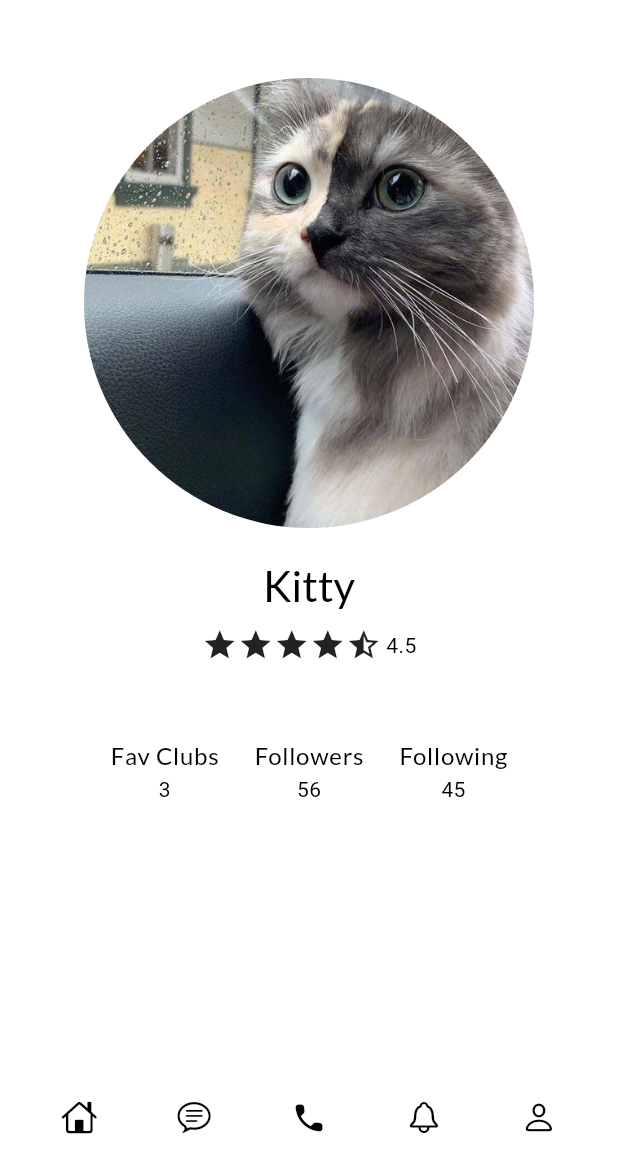
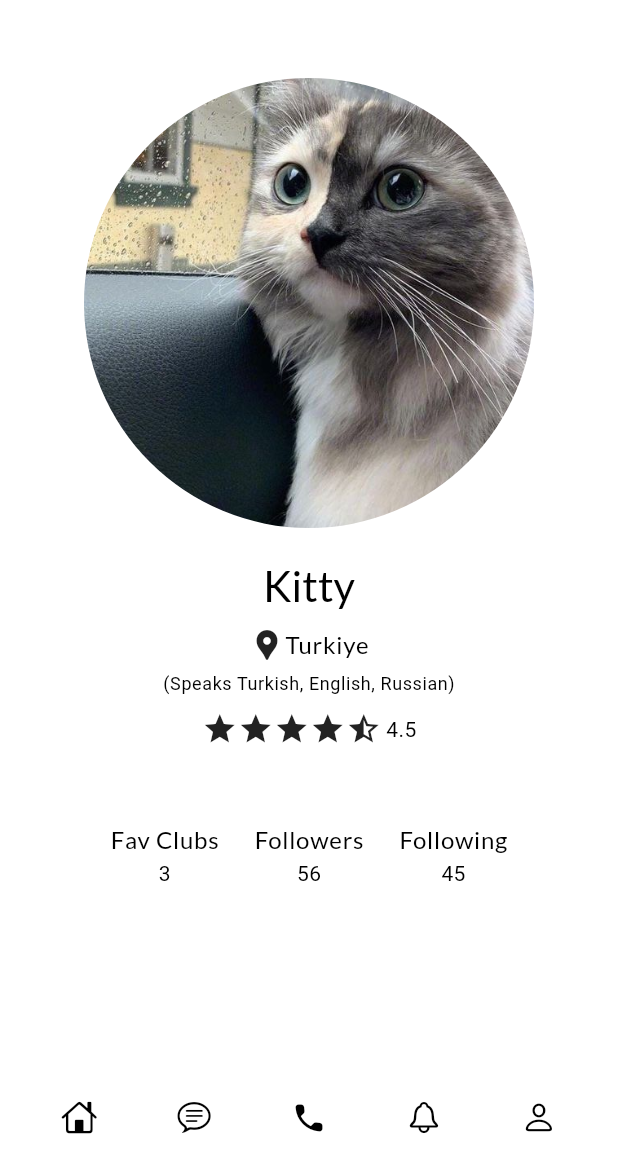
Before and after one commit to whaticecelik/Buddy, a Flutter app: the ProfileScreen screen opened by its route, on a phone screen of 412 x 824 dp, the part 66-1236 px from its top. Run offline on Flutter 3.47's test engine with Material 3 defaults, Android fonts, the phone set to English and light mode, and no system bars; our stand-ins replace go_router, google_fonts, lottie; missing offline and left inert: dotlottie_loader.

Commit message:
profile lokasyon, konusulan diller eklendi

```diff
--- a/lib/screens/profile_screen.dart
+++ b/lib/screens/profile_screen.dart
@@ -92,6 +92,17 @@ class ProfileScreen extends StatelessWidget{
                   Row(
                     mainAxisAlignment: MainAxisAlignment.center,
                     children: [
+                      Icon(Icons.location_pin),
+                      Text("Turkiye", style: Theme.of(context).textTheme.bodyLarge,)
+
+                    ],
+                  ),
+                  SizedBox(height: 6),
+                  Text("(Speaks Turkish, English, Russian)", style: Theme.of(context).textTheme.bodySmall),
+                  SizedBox(height: 10,),
+                  Row(
+                    mainAxisAlignment: MainAxisAlignment.center,
+                    children: [
                       Icon(Icons.star),
                       Icon(Icons.star),
                       Icon(Icons.star),
```
